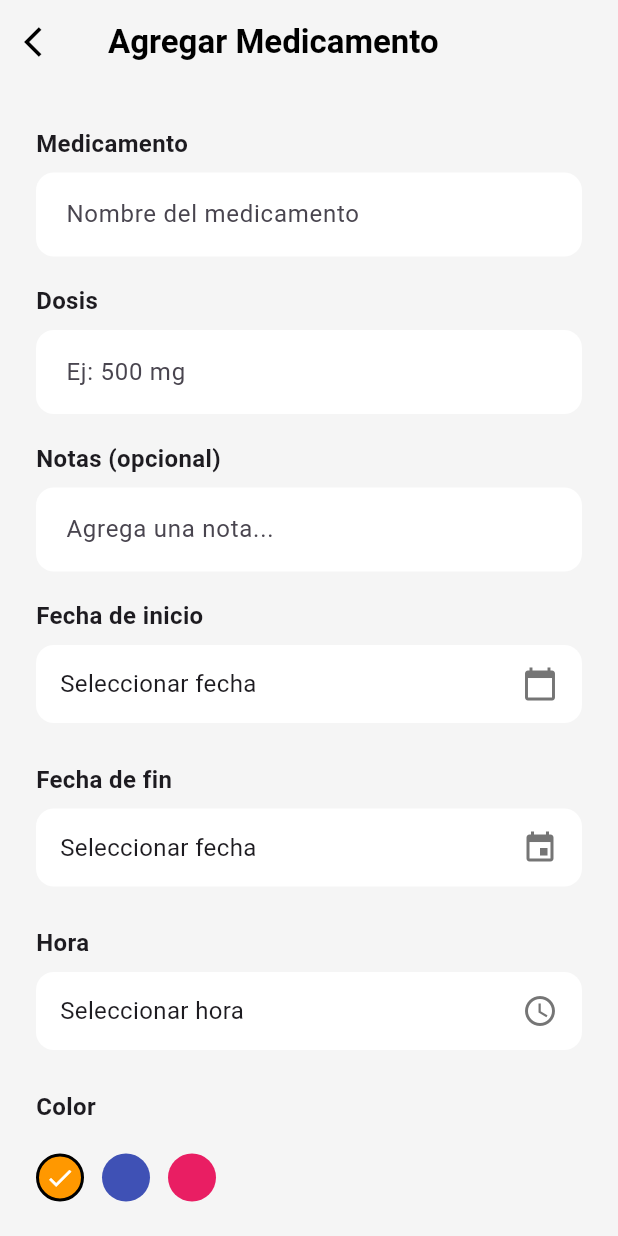
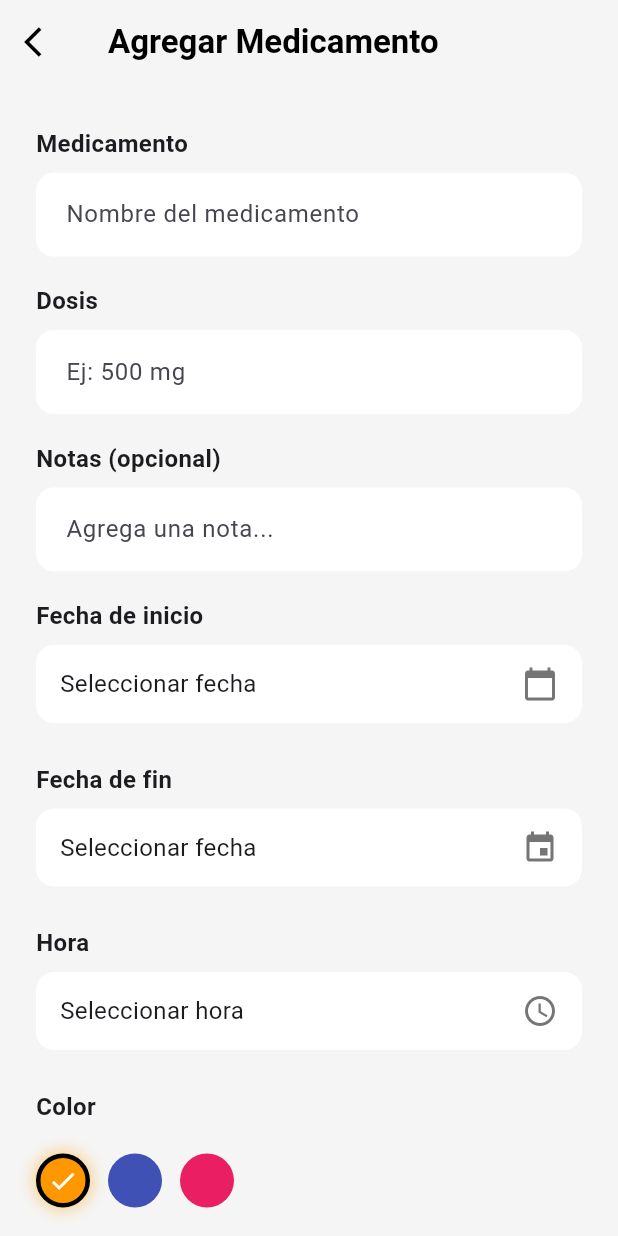
Before and after one commit to Chuluet/T2MED, a Flutter app: the AddmedPage screen opened directly, on a phone screen of 412 x 824 dp. Run offline on Flutter 3.47's test engine with Material 3 defaults, Android fonts, the phone set to English and light mode, and no system bars; our stand-ins replace cloud_firestore, date_picker_timeline, firebase_auth, firebase_core; accounts and stored records are empty.

Commit message:
Bugs de color y date

```diff
--- a/t2med/lib/pages/addmed_page.dart
+++ b/t2med/lib/pages/addmed_page.dart
@@ -53,8 +53,7 @@ class _AddmedPageState extends State<AddmedPage> {
             crossAxisAlignment: CrossAxisAlignment.start,
             children: [
               _label("Medicamento"),
-              _buildInputField(
-                  _medicamentoController, 'Nombre del medicamento'),
+              _buildInputField(_medicamentoController, 'Nombre del medicamento'),
 
               _label("Dosis"),
               _buildInputField(_dosisController, 'Ej: 500 mg'),
@@ -96,25 +95,34 @@ class _AddmedPageState extends State<AddmedPage> {
               _label("Color"),
               Row(
                 children: List.generate(_colors.length, (index) {
+                  final color = _colors[index];
+                  final isSelected = _selectedColor == index;
+
                   return GestureDetector(
                     onTap: () => setState(() => _selectedColor = index),
                     child: Container(
                       margin: const EdgeInsets.only(right: 12, top: 12),
-                      width: 32,
-                      height: 32,
+                      width: 36,
+                      height: 36,
                       decoration: BoxDecoration(
-                        color: _colors[index],
+                        color: color,
                         shape: BoxShape.circle,
                         border: Border.all(
-                          color: _selectedColor == index
-                              ? Colors.black
-                              : Colors.transparent,
-                          width: 2,
+                          color: isSelected ? Colors.black : Colors.transparent,
+                          width: 3,
                         ),
+                        boxShadow: [
+                          if (isSelected)
+                            BoxShadow(
+                              color: color.withOpacity(0.4),
+                              blurRadius: 8,
+                              spreadRadius: 2,
+                            )
+                        ],
                       ),
-                      child: _selectedColor == index
-                          ? const Icon(Icons.check, color: Colors.white,
-                          size: 20)
+                      child: isSelected
+                          ? const Icon(Icons.check,
+                          color: Colors.white, size: 20)
                           : null,
                     ),
                   );
@@ -135,8 +143,8 @@ class _AddmedPageState extends State<AddmedPage> {
                     onPressed: _guardarMedicamento,
                     child: const Text(
                       "Guardar",
-                      style:
-                      TextStyle(color: Colors.white,
+                      style: TextStyle(
+                          color: Colors.white,
                           fontSize: 18,
                           fontWeight: FontWeight.bold),
                     ),
@@ -150,13 +158,11 @@ class _AddmedPageState extends State<AddmedPage> {
     );
   }
 
-  Widget _label(String text) =>
-      Padding(
-        padding: const EdgeInsets.only(top: 18, bottom: 8),
-        child: Text(text,
-            style:
-            const TextStyle(fontSize: 16, fontWeight: FontWeight.w600)),
-      );
+  Widget _label(String text) => Padding(
+    padding: const EdgeInsets.only(top: 18, bottom: 8),
+    child:
+    Text(text, style: const TextStyle(fontSize: 16, fontWeight: FontWeight.w600)),
+  );
 
   Widget _buildInputField(TextEditingController controller, String hint) {
     return TextFormField(
@@ -197,7 +203,8 @@ class _AddmedPageState extends State<AddmedPage> {
     final picked = await showDatePicker(
       context: context,
       initialDate: DateTime.now(),
-      firstDate: DateTime(2020),
+      // 🔒 No se puede seleccionar una fecha anterior a hoy
+      firstDate: DateTime.now(),
       lastDate: DateTime(2100),
     );
     if (picked != null) setState(() => _fechaInicio = picked);
@@ -222,14 +229,17 @@ class _AddmedPageState extends State<AddmedPage> {
   }
 
   void _guardarMedicamento() async {
-    if (_medicamentoController.text.isEmpty || _hora == null) {
+    if (_medicamentoController.text.isEmpty ||
+        _hora == null ||
+        _fechaInicio == null ||
+        _fechaFin == null) {
       ScaffoldMessenger.of(context).showSnackBar(
         const SnackBar(
-            content: Text('⚠️ Por favor completa los campos obligatorios')),
+          content: Text('⚠️ Por favor completa todos los campos requeridos'),
+        ),
       );
       return;
     }
-
 
     final error = await addMedService.addMedicine(
       nombre: _medicamentoController.text,
@@ -242,9 +252,7 @@ class _AddmedPageState extends State<AddmedPage> {
     );
 
     if (error != null) {
-      ScaffoldMessenger.of(context).showSnackBar(
-        SnackBar(content: Text(error)),
-      );
+      ScaffoldMessenger.of(context).showSnackBar(SnackBar(content: Text(error)));
     } else {
       ScaffoldMessenger.of(context).showSnackBar(
         const SnackBar(content: Text('✅ Medicamento guardado correctamente')),
--- a/t2med/pubspec.yaml
+++ b/t2med/pubspec.yaml
@@ -43,6 +43,7 @@ dependencies:
   cloud_firestore: ^6.0.2
   provider: ^6.1.2
   date_picker_timeline: ^1.2.7
+  sliding_up_panel: ^2.0.0+1
 
 dev_dependencies:
   flutter_test:
```
Also changed, not shown: t2med/lib/main.dart (+7 -2 lines), t2med/lib/pages/home_page.dart (+20 -7 lines), t2med/pubspec.lock.
